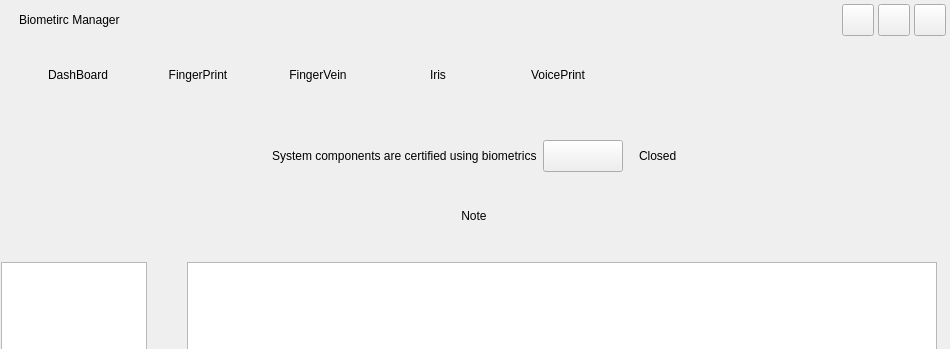
This is src/mainwindow.ui in ukui/ukui-biometric-manager as Qt 5 draws it before an edit; both pictures show x 0 to 950 and y 0 to 349 of the 950 by 630 pixel window. The edited form follows.
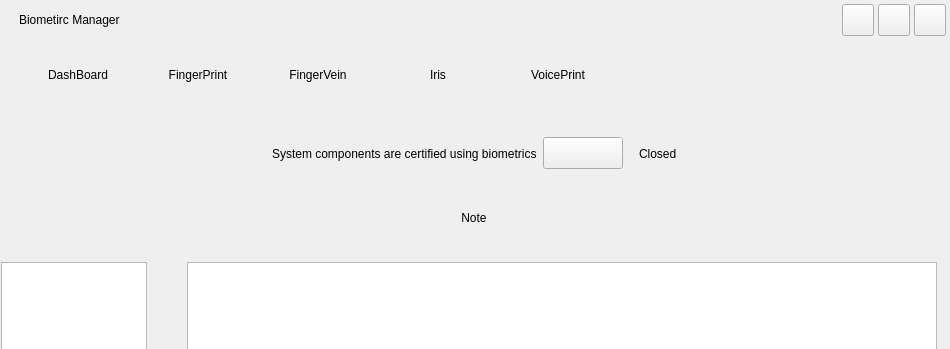
This is the edited form.

Diff of the .ui file:
```diff
--- a/src/mainwindow.ui
+++ b/src/mainwindow.ui
@@ -351,7 +351,7 @@
           <property name="sizeHint" stdset="0">
            <size>
             <width>20</width>
-            <height>30</height>
+            <height>20</height>
            </size>
           </property>
          </spacer>
@@ -458,7 +458,7 @@
           <property name="sizeHint" stdset="0">
            <size>
             <width>10</width>
-            <height>20</height>
+            <height>10</height>
            </size>
           </property>
          </spacer>
@@ -471,9 +471,6 @@
             <height>20</height>
            </size>
           </property>
-          <property name="styleSheet">
-           <string notr="true"/>
-          </property>
           <property name="text">
            <string>Note</string>
           </property>
@@ -499,7 +496,7 @@
           <property name="sizeHint" stdset="0">
            <size>
             <width>10</width>
-            <height>10</height>
+            <height>0</height>
            </size>
           </property>
          </spacer>
```
Left out of the diff: 15 changed lines with no effect on the pictures.
